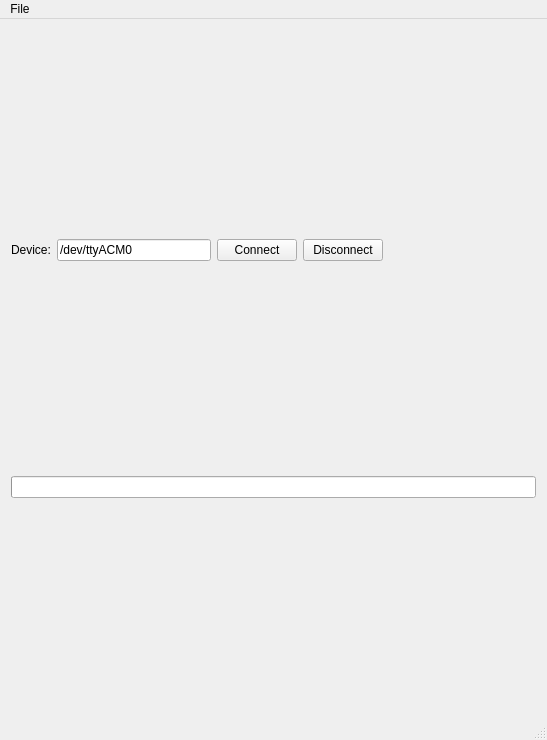
First picture: the form in linux/GUI/MainWindow.ui, repository ubi-agni/TactileGlove, before the edit.
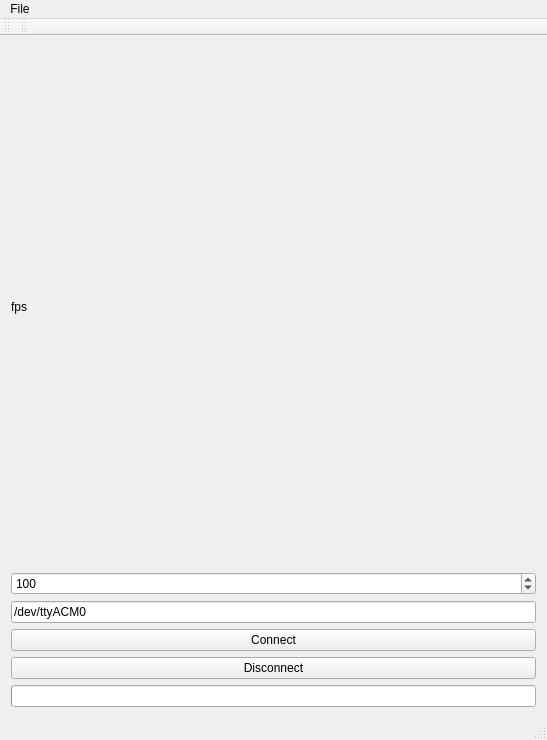
Second picture: the form after the edit.

```diff
--- a/linux/GUI/MainWindow.ui
+++ b/linux/GUI/MainWindow.ui
@@ -34,18 +34,35 @@
    </property>
    <layout class="QVBoxLayout" name="verticalLayout">
     <item>
-     <layout class="QHBoxLayout" name="horizontalLayout">
-      <item>
-       <widget class="QLabel" name="label">
+     <widget class="QLabel" name="fps">
         <property name="text">
-         <string>Device:</string>
+       <string>fps</string>
         </property>
        </widget>
       </item>
       <item>
-       <widget class="QLineEdit" name="lineEdit">
+     <widget class="QSpinBox" name="updateTimeSpinBox">
         <property name="toolTip">
-         <string>Serial Device to Open</string>
+       <string>update interval [ms]</string>
+      </property>
+      <property name="minimum">
+       <number>10</number>
+      </property>
+      <property name="maximum">
+       <number>1000</number>
+      </property>
+      <property name="singleStep">
+       <number>10</number>
+      </property>
+      <property name="value">
+       <number>100</number>
+      </property>
+     </widget>
+    </item>
+    <item>
+     <widget class="QLineEdit" name="deviceLineEdit">
+      <property name="toolTip">
+       <string>serial device name</string>
         </property>
         <property name="text">
          <string>/dev/ttyACM0</string>
@@ -67,24 +84,6 @@
        </widget>
       </item>
       <item>
-       <spacer name="horizontalSpacer">
-        <property name="orientation">
-         <enum>Qt::Horizontal</enum>
-        </property>
-        <property name="sizeType">
-         <enum>QSizePolicy::MinimumExpanding</enum>
-        </property>
-        <property name="sizeHint" stdset="0">
-         <size>
-          <width>40</width>
-          <height>20</height>
-         </size>
-        </property>
-       </spacer>
-      </item>
-     </layout>
-    </item>
-    <item>
      <widget class="QProgressBar" name="jointBar">
       <property name="maximum">
        <number>100</number>
@@ -124,6 +123,28 @@
     </sizepolicy>
    </property>
   </widget>
+  <widget class="QToolBar" name="toolBar">
+   <property name="windowTitle">
+    <string>toolbar</string>
+   </property>
+   <attribute name="toolBarArea">
+    <enum>TopToolBarArea</enum>
+   </attribute>
+   <attribute name="toolBarBreak">
+    <bool>false</bool>
+   </attribute>
+  </widget>
+  <widget class="QToolBar" name="serialToolBar">
+   <property name="windowTitle">
+    <string>serial toolbar</string>
+   </property>
+   <attribute name="toolBarArea">
+    <enum>TopToolBarArea</enum>
+   </attribute>
+   <attribute name="toolBarBreak">
+    <bool>false</bool>
+   </attribute>
+  </widget>
   <action name="actionQuit">
    <property name="text">
     <string>Quit</string>
```
Left out of the diff: 2 changed lines with no effect on the pictures. Lines whose indentation alone changed are shown as unchanged.
